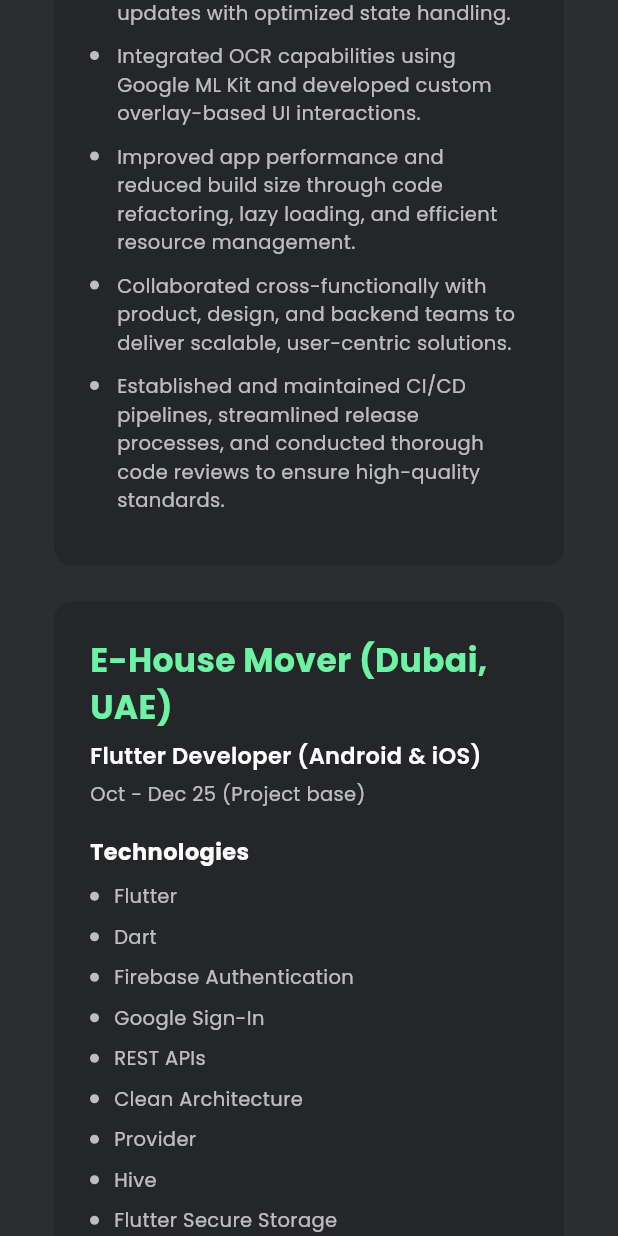
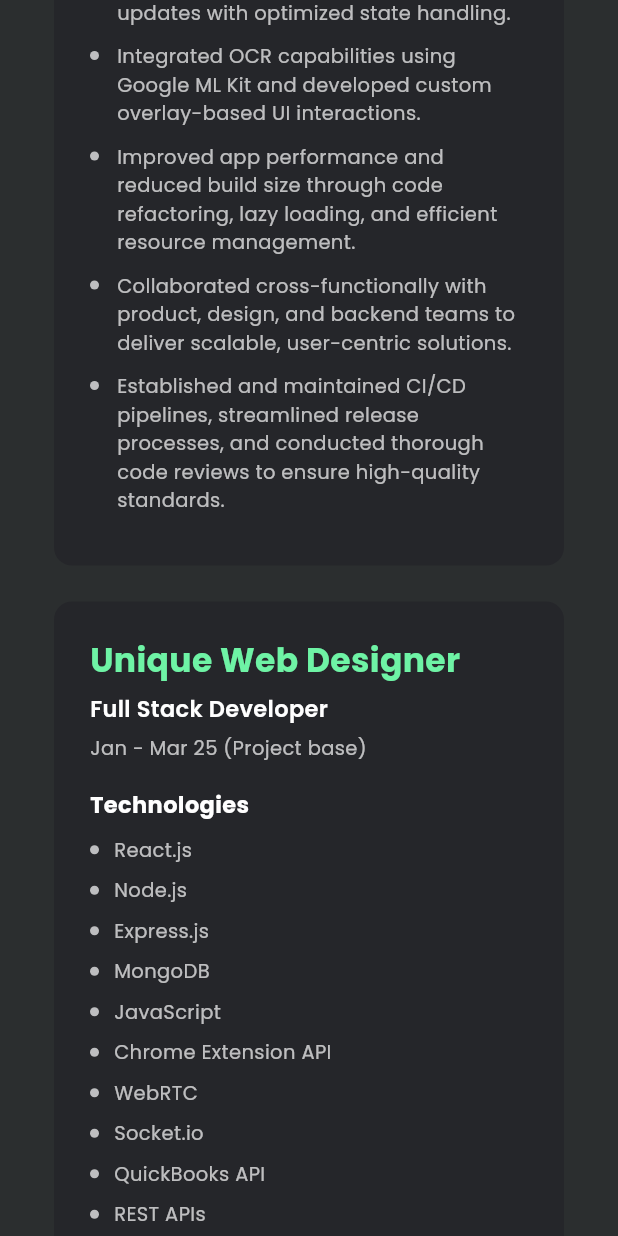
Before and after one commit to talibjameel/My_Portfolio_Web, a Flutter app: the ExperiencePage screen opened directly, scrolled down 1152 dp, on a phone screen of 412 x 824 dp. Run offline on Flutter 3.47's test engine with Material 3 defaults, Android fonts, the phone set to English and light mode, and no system bars; our stand-ins replace flutter_svg, font_awesome_flutter, google_fonts.

Commit message:
feat: Add Full Stack experience and update professional history
This commit expands the professional experience section by adding a new project-based role and refining the details and timelines of existing entries. It also refactors header widgets to remove constant modifiers from profile text.

**Key Changes:**

*   **Experience Page (`exprience_page.dart`):**
    *   Added a new `Experience` entry for "Unique Web Designer" as a Full Stack Developer, highlighting work with React, Node.js, Socket.io, and Chrome Extension APIs.
    *   Updated the duration for "Infinkey Solutions" to 2021 – 2023.
    *   Simplified the "E-House Mover" company name by removing the location suffix.
    *   Detailed new responsibilities including Invoice App development and real-time chat implementation using WebRTC.

*   **Header Widgets (`header_widgets.dart`):**
    *   Removed `const` keywords from the name and professional title `Text` widgets to allow for dynamic rendering.

```diff
--- a/lib/Pages/exprience_page.dart
+++ b/lib/Pages/exprience_page.dart
@@ -88,7 +88,36 @@
       ],
     ),
     Experience(
-      company: 'E-House Mover (Dubai, UAE)',
+      company: 'Unique Web Designer',
+      role: 'Full Stack Developer',
+      duration: 'Jan - Mar 25 (Project base)',
+      technologies: [
+        'React.js',
+        'Node.js',
+        'Express.js',
+        'MongoDB',
+        'JavaScript',
+        'Chrome Extension API',
+        'WebRTC',
+        'Socket.io',
+        'QuickBooks API',
+        'REST APIs',
+        'Git',
+        'Responsive Design',
+      ],
+      responsibilities: [
+        'Developed Invoice App - a comprehensive management tool that recodes and enhances QuickBooks functionality for improved invoice handling and tracking.',
+        'Built Double Take Chrome Extension - an innovative e-commerce tool that extracts product data from web pages and enables sharing with friends through integrated chat system.',
+        'Implemented real-time chat functionality using WebRTC and Socket.io for seamless communication between users in the Chrome extension.',
+        'Designed and developed responsive web applications with modern UI/UX principles and cross-browser compatibility.',
+        'Integrated QuickBooks API for seamless data synchronization and enhanced invoice management capabilities.',
+        'Created custom Chrome extension features for product data extraction, analysis, and social sharing functionalities.',
+        'Managed full-stack development including database design, API development, and frontend implementation.',
+        'Collaborated with cross-functional teams to deliver high-quality web solutions within tight 3-month project timeline.',
+      ],
+    ),
+    Experience(
+      company: 'E-House Mover',
       role: 'Flutter Developer (Android & iOS)',
       duration: 'Oct - Dec 25 (Project base)',
       technologies: [
@@ -119,7 +148,7 @@
     Experience(
       company: 'Infinkey Solutions',
       role: 'Flutter Developer',
-      duration: '2022 - 2023',
+      duration: '2021 - 2023',
       technologies: [
         'Flutter',
         'Dart',
--- a/lib/Widgets/header_widgets.dart
+++ b/lib/Widgets/header_widgets.dart
@@ -121,7 +121,7 @@
                   backgroundImage: AssetImage("res/profile.jpeg"),
                 ),
                 SizedBox(height: 12),
-                const Text(
+                Text(
                   'Talib Jameel',
                   style: TextStyle(
                     color: Colors.white,
@@ -129,7 +129,7 @@
                     fontWeight: FontWeight.bold,
                   ),
                 ),
-                const Text(
+                Text(
                   'Software Engineer',
                   style: TextStyle(
                     color: Colors
```
